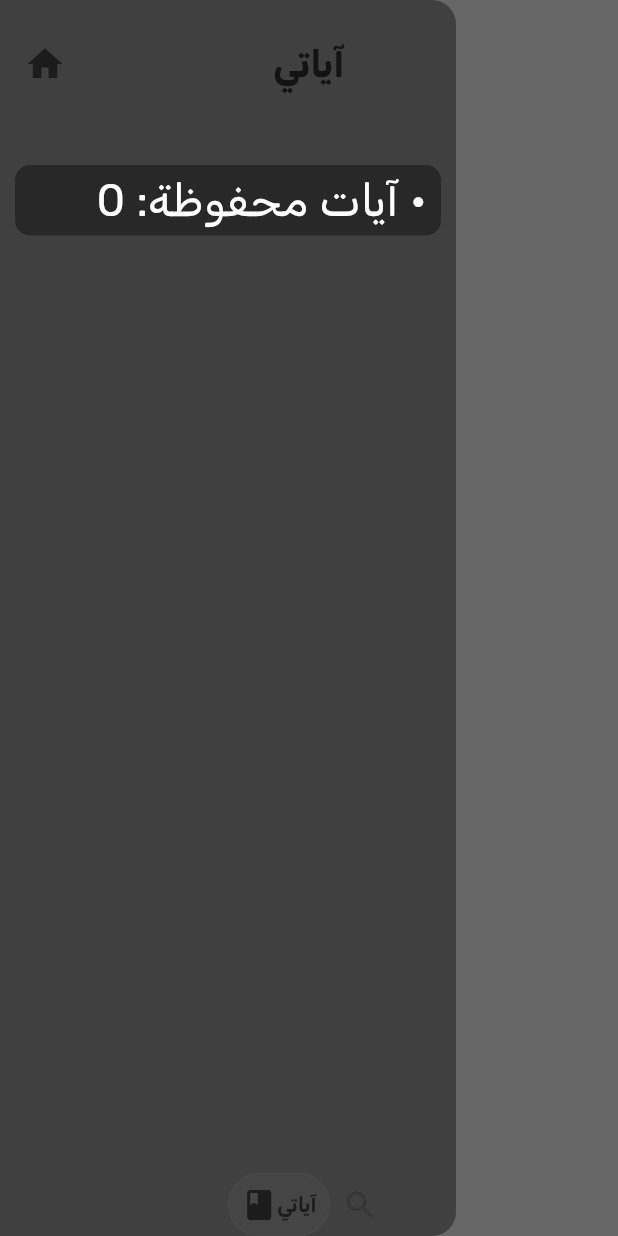
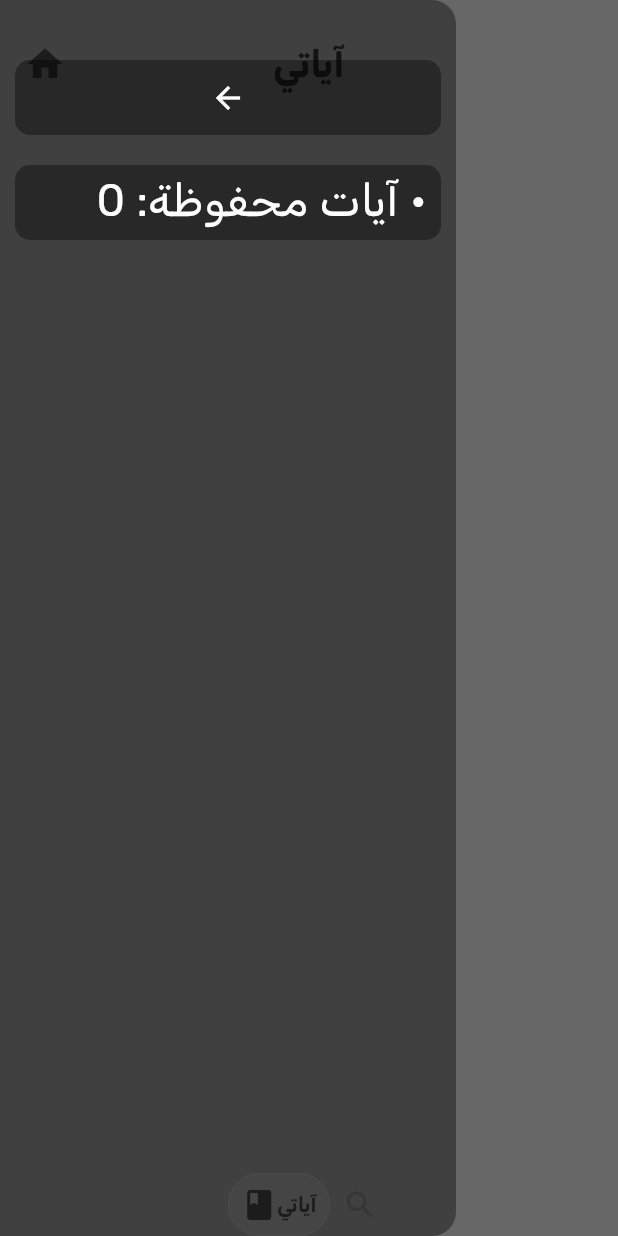
Before and after one commit to MohammadAboulEla/Ayat, a Flutter app: the screen it shows after launch, with the side drawer open, on a phone screen of 412 x 824 dp. Run offline on Flutter 3.47's test engine with Material 3 defaults, Android fonts, the light colour scheme and no system bars; drawn by our look-alikes of google_nav_bar; our stand-ins replace google_fonts, hive, hive_flutter, wakelock_plus; accounts and stored records are empty; Roboto replaces fonts that are missing (Gulzar); statements that could not run were skipped.

Commit message:
code update2

```diff
--- a/lib/pages/home_page.dart
+++ b/lib/pages/home_page.dart
@@ -28,13 +28,11 @@ class _HomePageState extends State<HomePage> {
 
   @override
   Widget build(BuildContext context) {
+    debugPrint("HomePage build called");
     // set nav bar color
     SystemChrome.setSystemUIOverlayStyle(
       SystemUiOverlayStyle(systemNavigationBarColor: AppColors.background),
     );
-    // if (box.get("myAyas") == null) {
-    //   box.put("myAyas", <int>[]);
-    // }
     return Scaffold(
       appBar: AppBar(
         toolbarHeight: 85,
@@ -42,18 +40,31 @@ class _HomePageState extends State<HomePage> {
             ? Text("آياتي", style: AppTextStyles.titleStyle)
             : TextField(
                 onSubmitted: onSearch,
-                onTap: clean,
+                textInputAction: TextInputAction.search,
                 controller: tc,
                 textAlign: TextAlign.center,
                 textAlignVertical: TextAlignVertical.center,
                 decoration: InputDecoration(
                   hintText: "بحث عن آيه",
                   hintStyle: AppTextStyles.normalStyle,
-                  prefixIcon: const Padding(
+                  prefixIcon: Padding(
                     padding: EdgeInsets.only(left: 10),
-                    child: Icon(Icons.search, size: 35),
+                    child: IconButton(
+                      onPressed: () {
+                        onSearch(tc.text);
+                      },
+                      icon: Icon(Icons.search),
                     ),
-                  suffixIcon: const Padding(padding: EdgeInsets.only(left: 10)),
+                  ),
+                  suffixIcon: Padding(
+                    padding: EdgeInsets.only(left: 10),
+                    child: IconButton(
+                      onPressed: () {
+                        tc.text = "";
+                      },
+                      icon: Icon(Icons.close),
+                    ),
+                  ),
                   filled: true,
                   fillColor: AppColors.g400,
                   border: const OutlineInputBorder(
@@ -66,7 +77,8 @@ class _HomePageState extends State<HomePage> {
         centerTitle: true,
         backgroundColor: Colors.transparent,
         leadingWidth: 60,
-        leading: Builder(
+        leading: _selectedNavIndex == 0
+            ? Builder(
                 builder: (context) {
                   // We use a Builder to get the context of the Scaffold
                   return IconButton(
@@ -77,7 +89,16 @@ class _HomePageState extends State<HomePage> {
                     },
                   );
                 },
+              )
+            : BackButton(
+                onPressed: () {
+                  setState(() {
+                    _selectedNavIndex = 0;
+                    clean();
+                  });
+                },
               ),
+        // actions: [CustomInfo(a: _controllerAyati.page?.round() ?? 0, b: box.get("myAyas").length)],
       ),
       drawer: CustomDrawer(),
       backgroundColor: AppColors.background,
@@ -100,6 +121,9 @@ class _HomePageState extends State<HomePage> {
       ),
       body: _selectedNavIndex == 0
           ? PageView.builder(
+              onPageChanged: (i) {
+                debugPrint("page changed to $i");
+              },
               itemCount: box.get("myAyas").length,
               controller: _controllerAyati,
               itemBuilder: (context, index) {
--- a/lib/widgets/custom_drawer.dart
+++ b/lib/widgets/custom_drawer.dart
@@ -17,8 +17,24 @@ class CustomDrawer extends StatelessWidget {
           mainAxisAlignment: MainAxisAlignment.start,
           crossAxisAlignment: CrossAxisAlignment.end,
           children: [
-            SizedBox(height: 80),
+            SizedBox(height: 10),
             Container(
+              height: 50,
+              decoration: BoxDecoration(
+                color: Colors.black38,
+                borderRadius: BorderRadius.circular(10),
+              ),
+              padding: const EdgeInsets.all(2),
+              width: double.infinity,
+              child: BackButton(
+                color: Colors.white,
+                onPressed: () {
+                  Navigator.pop(context);
+                },
+              ),
+            ),
+            Container(
+              height: 50,
               decoration: BoxDecoration(
                 color: Colors.black38,
                 borderRadius: BorderRadius.circular(10),
```
Also changed, not shown: lib/widgets/custom-info.dart (added, +21 -0 lines). Lines whose indentation alone changed are shown as unchanged.
